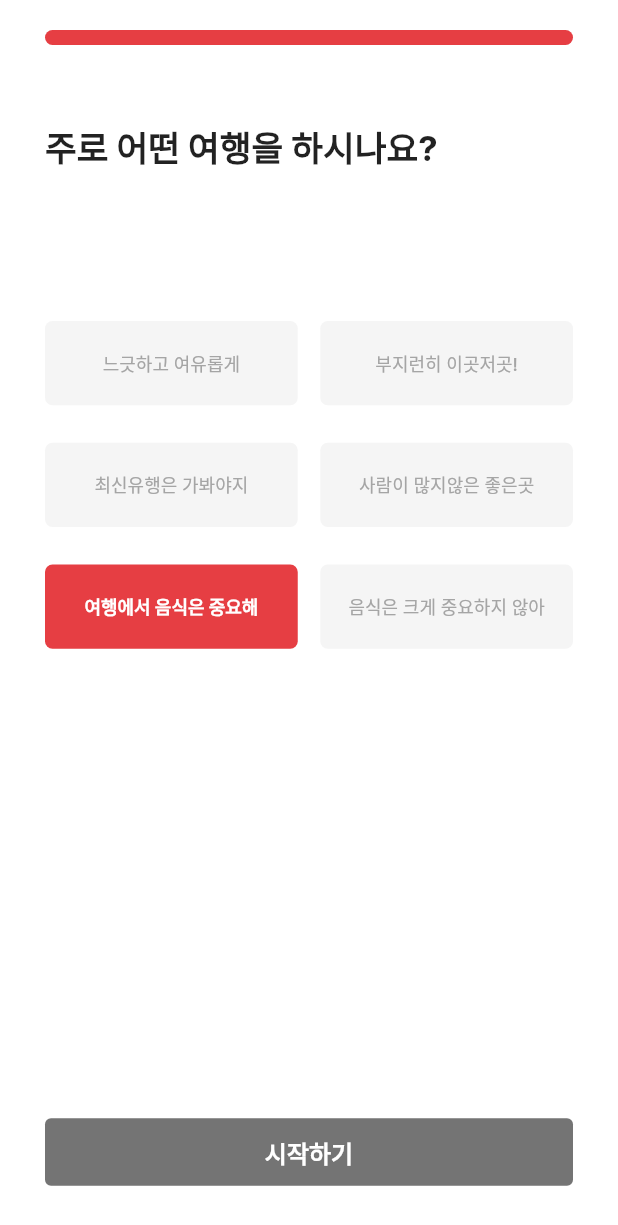
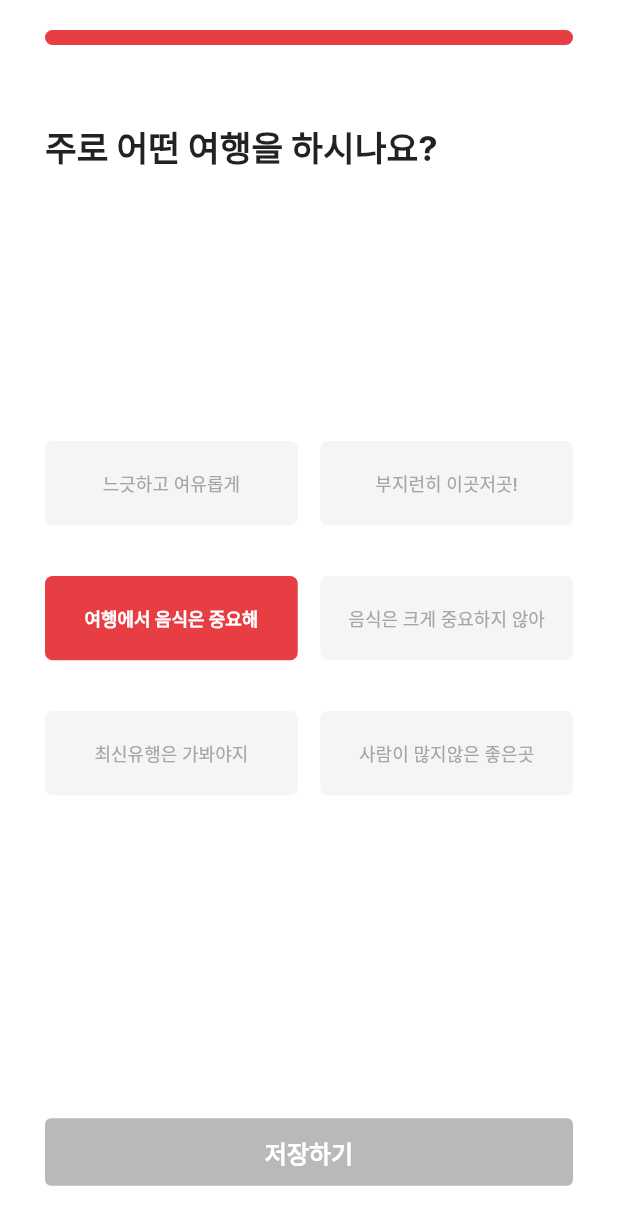
Before and after one commit to TraviTago/tago-app, a Flutter app: the LastFormScreen screen opened by its route, after a tap on "여행에서 음식은 중요해", on a phone screen of 412 x 824 dp. Shown: the top 1225 px of the screen. Run offline on Flutter 3.47's test engine with Material 2 defaults, Android fonts, the phone set to English and light mode, and no system bars; our stand-ins replace dio, dots_indicator, flutter_dotenv, flutter_riverpod, flutter_secure_storage, flutter_time_picker_spinner and 4 more; missing offline and left inert: kakao_flutter_sdk, kakaomap_webview; accounts and stored records are empty; generated files the repository leaves out were written again.

Commit message:
fix: 프로필 수정에 따른 form 쿼리파라미터 전달 로직 수정 (#28)

```diff
--- a/lib/signup/view/first_form_screen.dart
+++ b/lib/signup/view/first_form_screen.dart
@@ -150,6 +150,7 @@ class _FirstFormScreenState extends State<FirstFormScreen> {
                                   queryParameters: {
                                     'ageRange': _selectedAgeRange.toString(),
                                     'gender': _selectedGender,
+                                    'isPatching': "false",
                                   },
                                 ).toString(),
                               );
--- a/lib/signup/view/last_form_screen.dart
+++ b/lib/signup/view/last_form_screen.dart
@@ -18,10 +18,19 @@ class LastFormScreen extends ConsumerStatefulWidget {
 }
 
 class _LastFormScreenState extends ConsumerState<LastFormScreen> {
-  List<String> _selectedTripTypes = [];
+  String selectedTripType1 = "";
+  String selectedTripType2 = "";
+  String selectedTripType3 = "";
+  final List<String> _selectedTripTypes = [];
 
   @override
   Widget build(BuildContext context) {
+    bool isAllSelected = selectedTripType1 != "" &&
+        selectedTripType2 != "" &&
+        selectedTripType3 != "";
+
+    bool isPatching =
+        GoRouterState.of(context).queryParameters['isPatching'] == "true";
     return DefaultLayout(
       child: SafeArea(
         top: true,
@@ -29,7 +38,6 @@ class _LastFormScreenState extends ConsumerState<LastFormScreen> {
         child: Padding(
           padding: const EdgeInsets.symmetric(horizontal: 30.0, vertical: 20.0),
           child: Column(
-            mainAxisAlignment: MainAxisAlignment.spaceBetween,
             crossAxisAlignment: CrossAxisAlignment.start,
             children: [
               const ProgressBar(
@@ -43,32 +51,70 @@ class _LastFormScreenState extends ConsumerState<LastFormScreen> {
                 '주로 어떤 여행을 하시나요?',
                 style: TextStyle(fontSize: 23.0, fontWeight: FontWeight.w700),
               ),
-              const SizedBox(
-                height: 100.0,
+              const Expanded(
+                flex: 2,
+                child: SizedBox(),
               ),
               Expanded(
                 child: ButtonGroup(
-                  isMultipleSelection: true,
-                  buttonCount: 6,
+                  buttonCount: 2,
                   mainAxisSpacing: 25.0,
                   crossAxisSpacing: 15.0,
                   buttonTexts: const [
                     '느긋하고 여유롭게',
                     '부지런히 이곳저곳!',
-                    '최신유행은 가봐야지',
-                    '사람이 많지않은 좋은곳',
-                    '여행에서 음식은 중요해',
-                    '음식은 크게 중요하지 않아'
                   ],
                   crossAxisCount: 2,
                   childAspectRatio: 3,
                   onButtonSelected: (selectedButtons) {
                     // 콜백 구현
                     setState(() {
-                      _selectedTripTypes = selectedButtons;
+                      selectedTripType1 = selectedButtons[0];
                     });
                   },
                 ),
+              ),
+              Expanded(
+                child: ButtonGroup(
+                  buttonCount: 2,
+                  mainAxisSpacing: 25.0,
+                  crossAxisSpacing: 15.0,
+                  buttonTexts: const [
+                    '여행에서 음식은 중요해',
+                    '음식은 크게 중요하지 않아',
+                  ],
+                  crossAxisCount: 2,
+                  childAspectRatio: 3,
+                  onButtonSelected: (selectedButtons) {
+                    // 콜백 구현
+                    setState(() {
+                      selectedTripType2 = selectedButtons[0];
+                    });
+                  },
+                ),
+              ),
+              Expanded(
+                child: ButtonGroup(
+                  buttonCount: 2,
+                  mainAxisSpacing: 25.0,
+                  crossAxisSpacing: 15.0,
+                  buttonTexts: const [
+                    '최신유행은 가봐야지',
+                    '사람이 많지않은 좋은곳',
+                  ],
+                  crossAxisCount: 2,
+                  childAspectRatio: 3,
+                  onButtonSelected: (selectedButtons) {
+                    // 콜백 구현
+                    setState(() {
+                      selectedTripType3 = selectedButtons[0];
+                    });
+                  },
+                ),
+              ),
+              const Expanded(
+                flex: 2,
+                child: SizedBox(),
               ),
               Padding(
                 padding: const EdgeInsets.only(bottom: 12.0),
@@ -77,15 +123,22 @@ class _LastFormScreenState extends ConsumerState<LastFormScreen> {
                     minimumSize: MaterialStateProperty.all<Size>(
                         Size(MediaQuery.of(context).size.width, 45)),
                     elevation: MaterialStateProperty.all(0),
-                    backgroundColor: _selectedTripTypes.isEmpty
+                    backgroundColor: !isAllSelected
                         ? MaterialStateProperty.all(
                             BUTTON_BG_COLOR.withOpacity(0.5))
                         : MaterialStateProperty.all(BUTTON_BG_COLOR),
                     foregroundColor: MaterialStateProperty.all(Colors.white),
                   ),
-                  onPressed: _selectedTripTypes.isEmpty
+                  onPressed: !isAllSelected
                       ? null
                       : () async {
+                          _selectedTripTypes.addAll([
+                            selectedTripType1,
+                            selectedTripType2,
+                            selectedTripType3
+                          ]);
+
+                          print(_selectedTripTypes);
                           // 카카오 로그인 성공 여부
                           var queryParams =
                               GoRouterState.of(context).queryParameters;
@@ -101,10 +154,13 @@ class _LastFormScreenState extends ConsumerState<LastFormScreen> {
                                   tripTypes: _selectedTripTypes,
                                 ),
                               );
+                          if (isPatching) {
+                            context.go('/profile');
+                          }
                         },
-                  child: const Text(
-                    '시작하기',
-                    style: TextStyle(
+                  child: Text(
+                    isPatching ? '수정하기' : '저장하기',
+                    style: const TextStyle(
                         color: Colors.white,
                         fontWeight: FontWeight.w700,
                         fontSize: 16.0),
--- a/lib/signup/view/second_from_screen.dart
+++ b/lib/signup/view/second_from_screen.dart
@@ -163,6 +163,8 @@ class _SecondFormScreenState extends State<SecondFormScreen> {
                                 'gender': GoRouterState.of(context)
                                     .queryParameters['gender'],
                                 'mbti': mbti,
+                                'isPatching': GoRouterState.of(context)
+                                    .queryParameters['isPatching'],
                               },
                             ).toString(),
                           );
--- a/lib/signup/view/third_form_screen.dart
+++ b/lib/signup/view/third_form_screen.dart
@@ -88,6 +88,8 @@ class _ThirdFormScreenState extends State<ThirdFormScreen> {
                                     .queryParameters['gender'],
                                 'mbti': GoRouterState.of(context)
                                     .queryParameters['mbti'],
+                                'isPatching': GoRouterState.of(context)
+                                    .queryParameters['isPatching'],
                                 'favorites': _selectedFavorites.join(','),
                               },
                             ).toString(),
```
